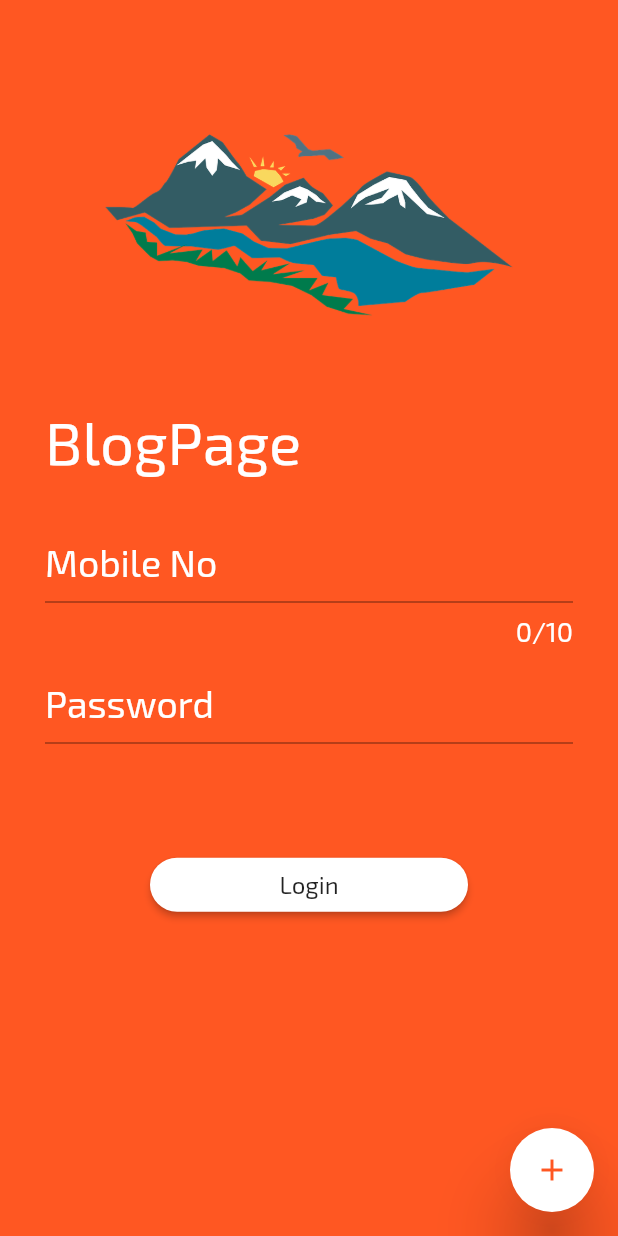
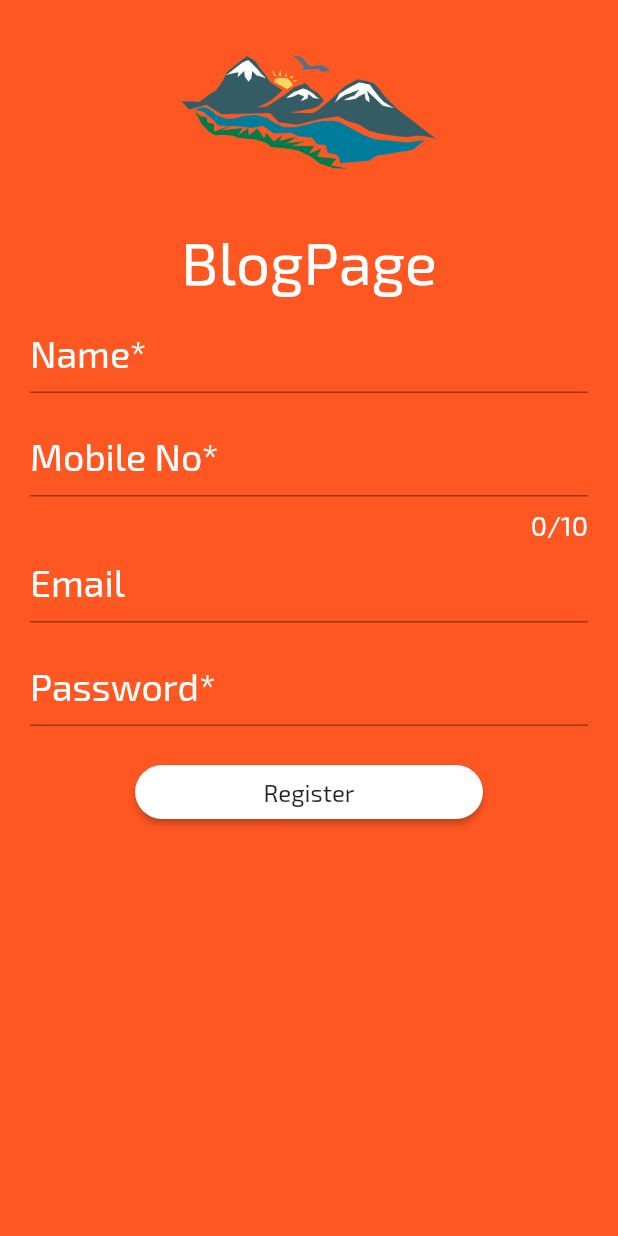
Before and after one commit to neon97/demo_application-, a Flutter app: the screen it shows after launch, after a tap on the "add" icon, on a phone screen of 412 x 824 dp. Run offline on Flutter 3.47's test engine with Material 2 defaults, Android fonts, the phone set to English and light mode, and no system bars.

Commit message:
registerpage we ahve made

```diff
--- a/lib/loginpage.dart
+++ b/lib/loginpage.dart
@@ -1,5 +1,6 @@
 import 'package:flutter/material.dart';
 import 'package:flutter_practice/homepage.dart';
+import 'package:flutter_practice/registerpage.dart';
 
 class LoginPage extends StatefulWidget {
   @override
@@ -60,8 +61,8 @@ class _LoginPageState extends State<LoginPage> {
             TextField(
               style: TextStyle(fontSize: 22.0, color: Colors.white),
               decoration: InputDecoration(
-                helperText: check==true?"":"Wrong credentials !!",
-                helperStyle: TextStyle(color: Colors.white,fontSize: 18.0),
+                  helperText: check == true ? "" : "Wrong credentials !!",
+                  helperStyle: TextStyle(color: Colors.white, fontSize: 18.0),
                   hintText: "Password",
                   hintStyle: TextStyle(fontSize: 25.0, color: Colors.white)),
               controller: password,
@@ -85,11 +86,12 @@ class _LoginPageState extends State<LoginPage> {
                 ),
                 color: Colors.white,
                 onPressed: () {
-                  if (username.text == "5460" &&   //and we will check both of them
+                  if (username.text ==
+                          "5460" && //and we will check both of them
                       password.text == "admin") {
                     Navigator.of(context).push(
                         MaterialPageRoute(builder: (context) => Homepage()));
-                  }else{
+                  } else {
                     print("sorry you have entereed wrong credentials");
                     setState(() {
                       check = false;
@@ -107,10 +109,13 @@ class _LoginPageState extends State<LoginPage> {
       floatingActionButton: FloatingActionButton(
         elevation: 20.0,
         backgroundColor: Colors.white,
-        child: Icon(Icons.add,color: Colors.deepOrange,),
-        onPressed: ()
-        {
-          print("we are heading ot register page itself");
+        child: Icon(
+          Icons.add,
+          color: Colors.deepOrange,
+        ),
+        onPressed: () {
+          Navigator.of(context)
+              .push(MaterialPageRoute(builder: (context) => RegisterPage()));
         },
       ),
     );
--- /dev/null
+++ b/lib/registerpage.dart
@@ -0,0 +1,133 @@
+import 'package:flutter/material.dart';
+import 'package:flutter_practice/loginpage.dart';
+
+class RegisterPage extends StatefulWidget {
+  @override
+  _RegisterPageState createState() => _RegisterPageState();
+}
+
+class _RegisterPageState extends State<RegisterPage> {
+  @override
+  Widget build(BuildContext context) {
+    return Scaffold(
+      body: Container(
+        padding: EdgeInsets.fromLTRB(20, 0, 20, 0),
+        height: MediaQuery.of(context).size.height,
+        width: MediaQuery.of(context).size.width,
+        color: Colors.deepOrange,
+        child: ListView(
+          children: <Widget>[
+            Image(
+              image: AssetImage("image/logo.png"),
+              height: 150.0,
+              width: 150.0,
+            ),
+            Text(
+              "BlogPage",
+              textAlign: TextAlign
+                  .center, //to make the text get align in the centre of the row itself  not the column or not the body...
+              style: TextStyle(
+                color: Colors.white,
+                fontSize: 40.0,
+                fontWeight: FontWeight.w400,
+              ),
+            ),
+            Divider(
+              color: Colors.transparent,
+              height: 10.0,
+            ),
+
+//name
+            TextField(
+              style: TextStyle(fontSize: 22.0, color: Colors.white),
+              decoration: InputDecoration(
+                  hintText: "Name*",
+                  hintStyle: TextStyle(fontSize: 25.0, color: Colors.white)),
+              controller: name,
+            ),
+             Divider(
+              color: Colors.transparent,
+              height: 15.0,
+            ),
+
+//mobileno
+
+            TextField(
+              keyboardType:
+                  TextInputType.number, //for apprearing numeric keyboard only
+              maxLength: 10,
+
+              style: TextStyle(fontSize: 22.0, color: Colors.white),
+              decoration: InputDecoration(
+                  counterStyle: TextStyle(color: Colors.white, fontSize: 18.0),
+                  hintText: "Mobile No*",
+                  hintStyle: TextStyle(fontSize: 25.0, color: Colors.white)),
+              controller: mobileno,
+            ),
+
+//email
+
+            TextField(
+              keyboardType: TextInputType
+                  .emailAddress, //for apprearing numeric keyboard only
+
+              style: TextStyle(fontSize: 22.0, color: Colors.white),
+              decoration: InputDecoration(
+                  hintText: "Email",
+                  hintStyle: TextStyle(fontSize: 25.0, color: Colors.white)),
+              controller: email,
+            ),
+             Divider(
+              color: Colors.transparent,
+              height: 15.0,
+            ),
+
+//password
+
+            TextField(
+                style: TextStyle(fontSize: 22.0, color: Colors.white),
+                decoration: InputDecoration(
+                    hintText: "Password*",
+                    hintStyle: TextStyle(fontSize: 25.0, color: Colors.white)),
+                controller: pasword),
+
+                 Divider(
+              color: Colors.transparent,
+              height: 20.0,
+            ),
+
+//register page
+            Padding(
+              padding: EdgeInsets.fromLTRB(70, 0, 70, 0),
+              child: RaisedButton(
+                shape: RoundedRectangleBorder(
+                    borderRadius: BorderRadius.all(Radius.circular(20.0))),
+                splashColor: Colors.deepOrange,
+                child: Text(
+                  "Register",
+                  style: TextStyle(fontSize: 16.0),
+                ),
+                color: Colors.white,
+                onPressed: () {
+                  if (name.text.isEmpty ||
+                      mobileno.text.isEmpty ||
+                      pasword.text.isEmpty) {
+                    print("you have left fields empty !!");
+                  } else {
+                    Navigator.of(context).push(
+                        MaterialPageRoute(builder: (context) => LoginPage()));
+                  }
+                },
+              ),
+            )
+          ],
+        ),
+      ),
+    );
+  }
+
+  final name = TextEditingController();
+  final mobileno = TextEditingController();
+  final email = TextEditingController();
+  final pasword = TextEditingController();
+}
```
